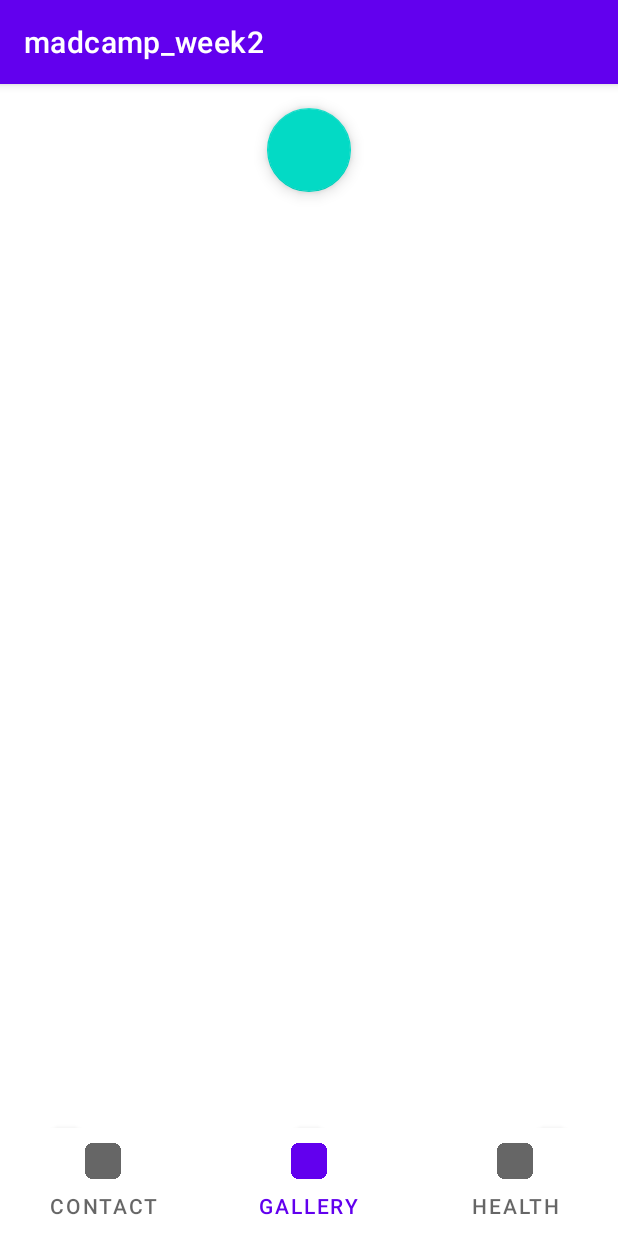
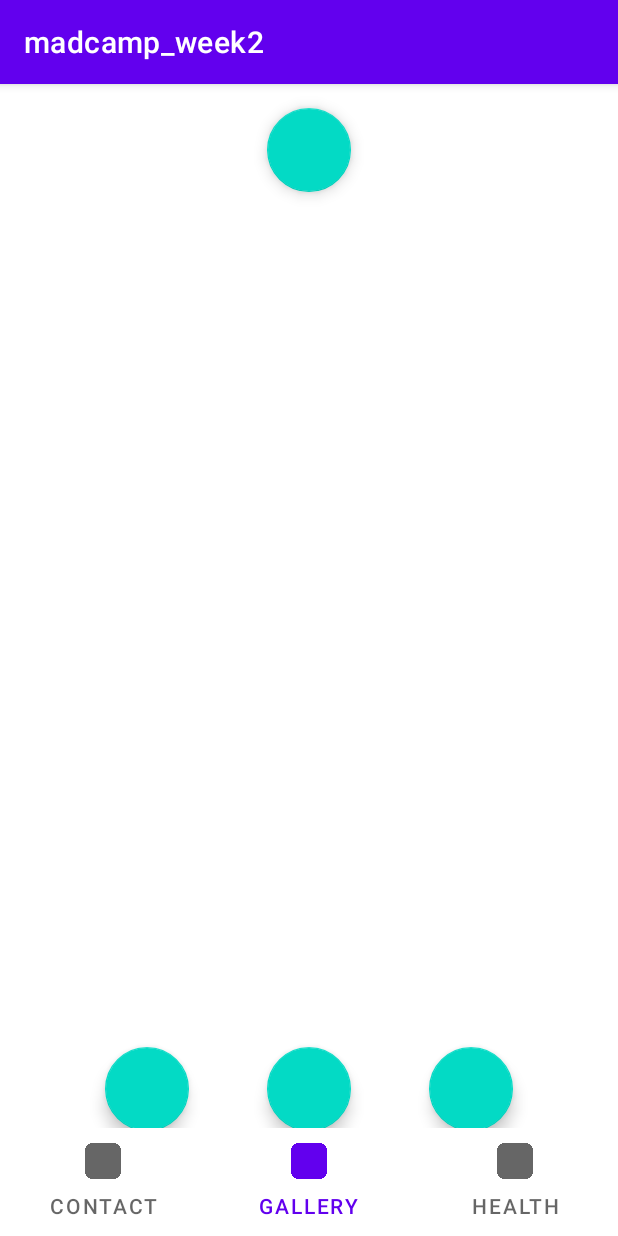
Before and after one commit to madcamp2020-proj2/work, an Android app: the screen it shows after launch (MainActivity), item 2 of the bottom bar chosen, on a phone screen of 412 x 824 dp. Run offline under Robolectric (Android 15) with nearby library versions, the phone set to English and light mode, and no system bars; libraries missing offline, so code that uses them is left out: com.gun0912.tedpermission; pictures from the network do not load; 2 statements that could not run were skipped.

Commit message:
gallery merge complete

```diff
--- a/app/src/main/res/layout/activity_main.xml
+++ b/app/src/main/res/layout/activity_main.xml
@@ -17,7 +17,7 @@
         android:layout_height="match_parent"
         android:background="@color/white"
         app:layout_constraintTop_toTopOf="@+id/tabLayout"
-        tools:layout_editor_absoluteX="-89dp"></androidx.viewpager.widget.ViewPager>
+        tools:layout_editor_absoluteX="-89dp"/>
 
     <com.google.android.material.tabs.TabLayout
         android:id="@+id/tabLayout"
--- a/app/src/main/res/layout/fragment_2.xml
+++ b/app/src/main/res/layout/fragment_2.xml
@@ -37,7 +37,7 @@
         android:layout_width="wrap_content"
         android:layout_height="wrap_content"
         android:layout_gravity="bottom|end"
-        android:layout_margin="16dp" />
+        android:layout_margin="70dp" />
 
 
     <com.google.android.material.floatingactionbutton.FloatingActionButton
@@ -45,14 +45,14 @@
         android:layout_width="wrap_content"
         android:layout_height="wrap_content"
         android:layout_gravity="bottom|center_horizontal"
-        android:layout_margin="16dp" />
+        android:layout_margin="70dp" />
 
     <com.google.android.material.floatingactionbutton.FloatingActionButton
         android:id="@+id/fabLoad"
         android:layout_width="wrap_content"
         android:layout_height="wrap_content"
         android:layout_gravity="bottom|center_vertical"
-        android:layout_margin="16dp" />
+        android:layout_margin="70dp" />
 
     <com.google.android.material.floatingactionbutton.FloatingActionButton
         android:id="@+id/fabMulti"
```
Also changed, not shown: app/src/main/java/com/example/madcamp_week2/Frag2/Fragment2.java (+38 -1 lines).
